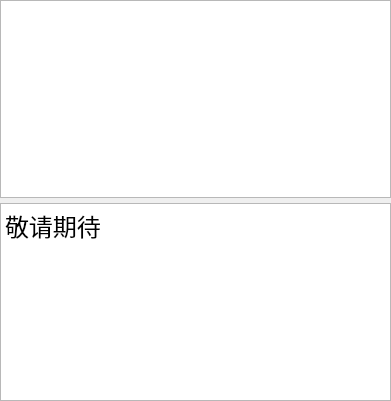
Old version of the form ethernetform.ui in the repository KoreyChen/AutoTestSystemPlatform.
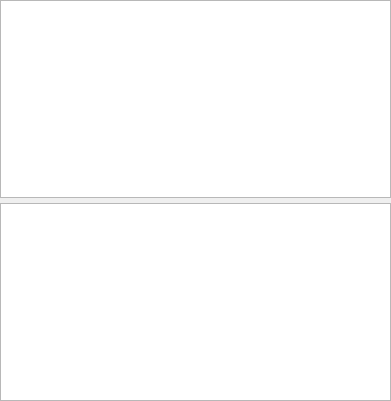
New version of the form.

What changed in the file:
```diff
--- a/ethernetform.ui
+++ b/ethernetform.ui
@@ -42,7 +42,7 @@
 &lt;html&gt;&lt;head&gt;&lt;meta name=&quot;qrichtext&quot; content=&quot;1&quot; /&gt;&lt;style type=&quot;text/css&quot;&gt;
 p, li { white-space: pre-wrap; }
 &lt;/style&gt;&lt;/head&gt;&lt;body style=&quot; font-family:'SimSun'; font-size:9pt; font-weight:400; font-style:normal;&quot;&gt;
-&lt;p style=&quot; margin-top:0px; margin-bottom:0px; margin-left:0px; margin-right:0px; -qt-block-indent:0; text-indent:0px;&quot;&gt;&lt;span style=&quot; font-size:18pt;&quot;&gt;敬请期待&lt;/span&gt;&lt;/p&gt;&lt;/body&gt;&lt;/html&gt;</string>
+&lt;p style=&quot;-qt-paragraph-type:empty; margin-top:0px; margin-bottom:0px; margin-left:0px; margin-right:0px; -qt-block-indent:0; text-indent:0px;&quot;&gt;&lt;br /&gt;&lt;/p&gt;&lt;/body&gt;&lt;/html&gt;</string>
      </property>
     </widget>
    </item>
```
